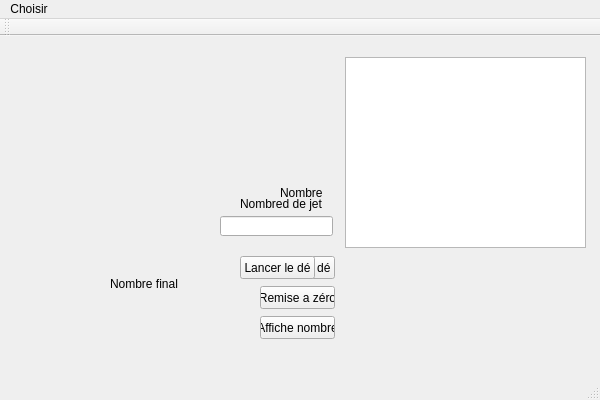
First picture: the form in CPPTP1/CPPTP1.ui, repository LucasGLaPro/CPP-Heritage, before the edit.
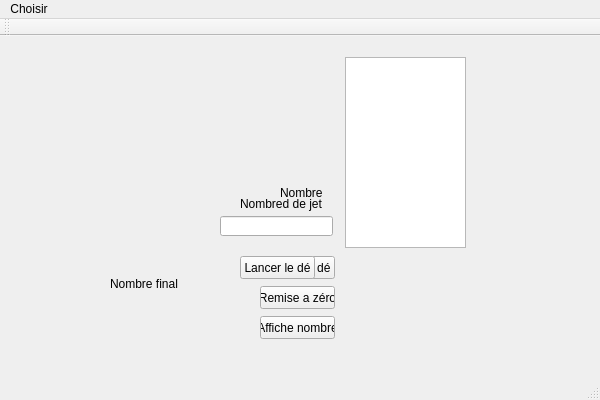
Second picture: the form after the edit.

```diff
--- a/CPPTP1/CPPTP1.ui
+++ b/CPPTP1/CPPTP1.ui
@@ -152,7 +152,7 @@
      <rect>
       <x>345</x>
       <y>21</y>
-      <width>241</width>
+      <width>121</width>
       <height>191</height>
      </rect>
     </property>
```
